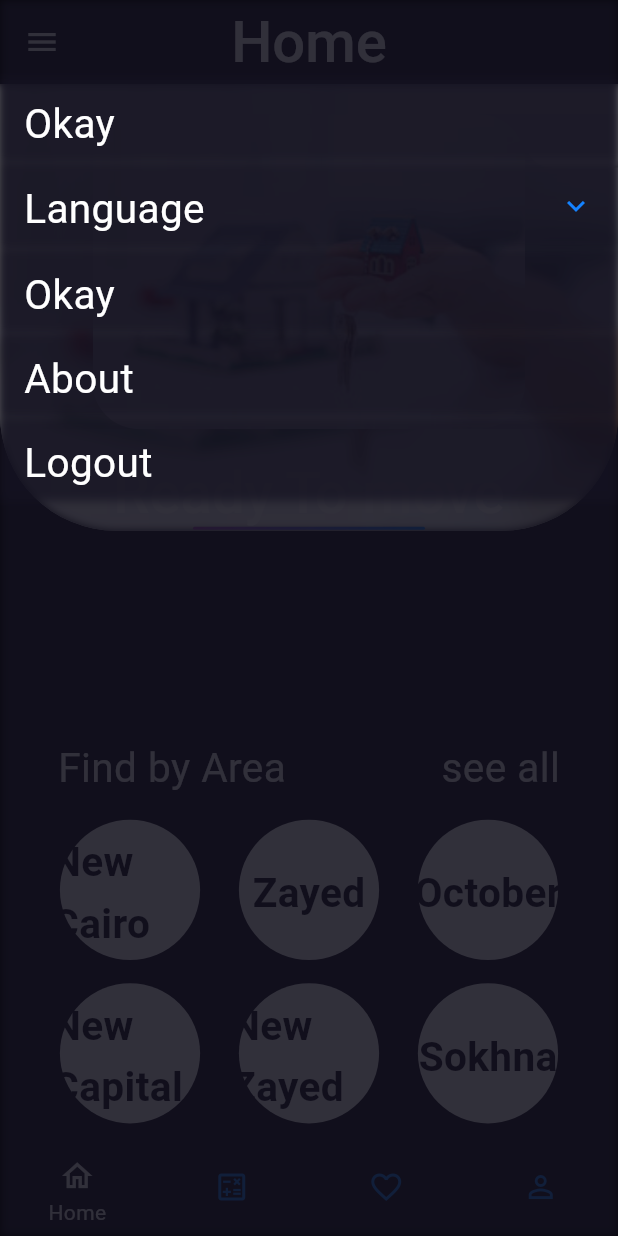
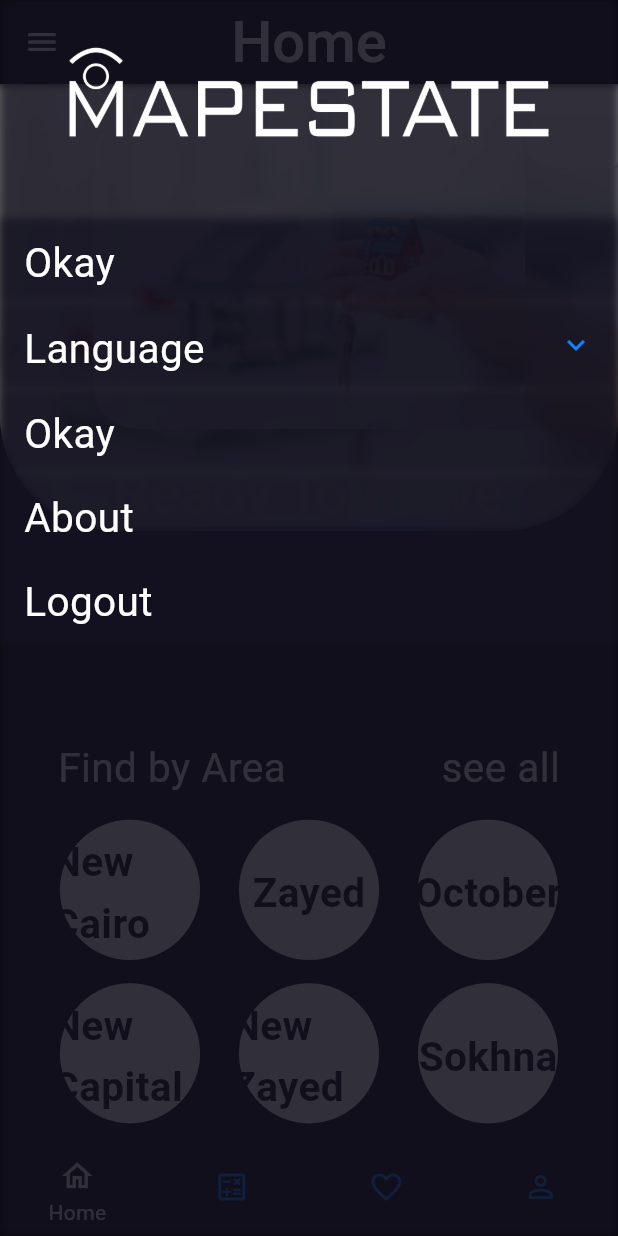
Before and after one commit to AhmedAbdEllatiif/remax_mapstate, a Flutter app: the MainScreen screen opened by its route, with the side drawer open, on a phone screen of 412 x 824 dp. Run offline on Flutter 3.47's test engine with Material 2 defaults, Android fonts, the light colour scheme and no system bars; our stand-ins replace bloc, cached_network_image, dartz, dots_indicator, equatable, flutter_bloc and 11 more; accounts and stored records are empty; network calls fail; Roboto replaces fonts that are missing (Cairo).

Commit message:
Logo added to drawer

```diff
--- a/lib/presentation/widgets/logo.dart
+++ b/lib/presentation/widgets/logo.dart
@@ -1,4 +1,6 @@
 import 'package:flutter/material.dart';
+
+import '../../common/constants/assets_constants.dart';
 
 class Logo extends StatelessWidget {
 
@@ -8,6 +10,9 @@ class Logo extends StatelessWidget {
 
   @override
   Widget build(BuildContext context) {
-    return Container();
+    return Image.asset(
+      AssetsConstants.whiteLogo,
+      fit: BoxFit.cover,
+    );
   }
 }
```
